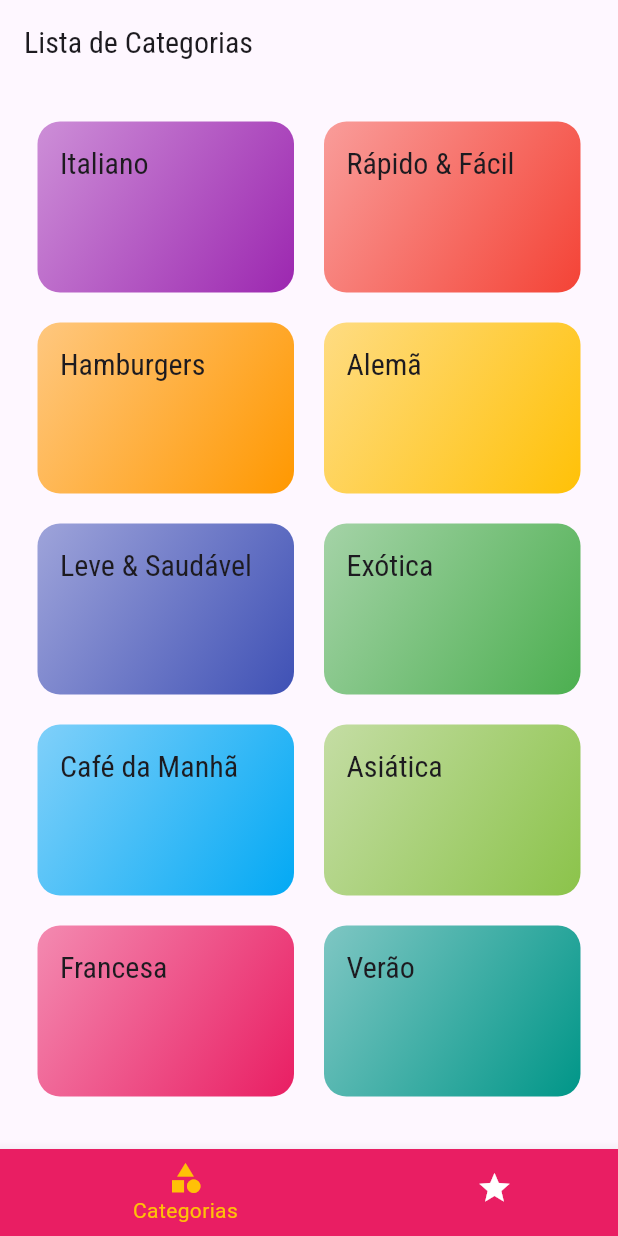
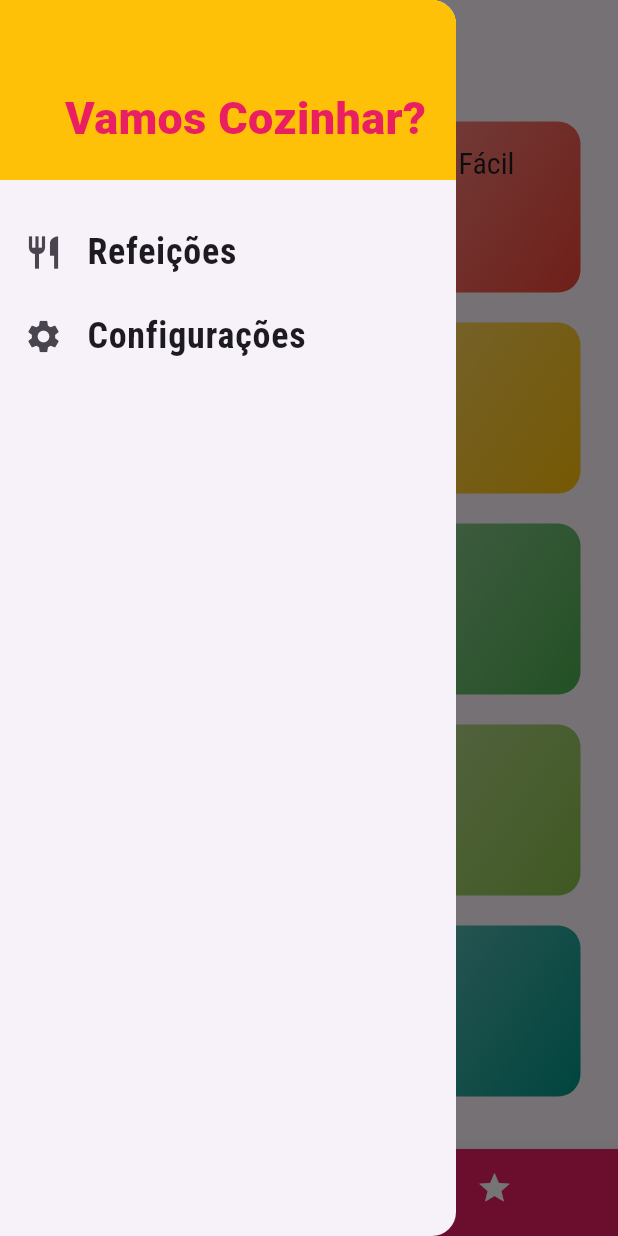
Before and after one commit to MoisesAlvarenga/flutter_meals, a Flutter app: the screen it shows after launch, with the side drawer open (before the commit the screen has no drawer), on a phone screen of 412 x 824 dp. Run offline on Flutter 3.47's test engine with Material 3 defaults, Android fonts, the phone set to English and light mode, and no system bars.

Commit message:
Foi criada a tela de configurações e um Drawer.

```diff
--- /dev/null
+++ b/lib/components/main_drawer.dart
@@ -0,0 +1,58 @@
+import 'package:flutter/material.dart';
+import 'package:flutter_meals/utils/app-routes.dart';
+
+class MainDrawer extends StatelessWidget {
+  const MainDrawer({super.key});
+
+  Widget _createItem(IconData icon, String label, void Function() onTap) {
+    return ListTile(
+      leading: Icon(
+        icon,
+        size: 26,
+      ),
+      title: Text(
+        label,
+        style: TextStyle(
+          fontFamily: 'RobotoCondensed',
+          fontSize: 24,
+          fontWeight: FontWeight.bold,
+        ),
+      ),
+      onTap: onTap,
+    );
+  }
+
+  @override
+  Widget build(BuildContext context) {
+    return Drawer(
+      child: Column(
+        children: [
+          Container(
+            height: 120,
+            width: double.infinity,
+            padding: EdgeInsets.all(20),
+            color: Theme.of(context).colorScheme.secondary,
+            alignment: Alignment.bottomRight,
+            child: Text(
+              'Vamos Cozinhar?',
+              style: TextStyle(
+                  fontWeight: FontWeight.w900,
+                  fontSize: 30,
+                  color: Theme.of(context).colorScheme.primary),
+            ),
+          ),
+          SizedBox(
+            height: 20,
+          ),
+          _createItem(Icons.restaurant, 'Refeições',
+              () => Navigator.of(context).pushNamed(AppRoutes.home)),
+          _createItem(
+            Icons.settings,
+            'Configurações',
+            () => Navigator.of(context).pushNamed(AppRoutes.settings),
+          )
+        ],
+      ),
+    );
+  }
+}
--- a/lib/main.dart
+++ b/lib/main.dart
@@ -1,6 +1,7 @@
 import 'package:flutter/material.dart';
 import 'package:flutter_meals/screens/meal_detail_screen.dart';
-import 'package:flutter_meals/screens/tabs_svreen.dart';
+import 'package:flutter_meals/screens/settings_screen.dart';
+import 'package:flutter_meals/screens/tabs_screen.dart';
 import 'screens/categories_screen.dart';
 import 'screens/categories_meals_screen.dart';
 import 'utils/app-routes.dart';
@@ -31,6 +32,7 @@ class MyApp extends StatelessWidget {
         AppRoutes.home: (ctx) => TabsScreen(),
         AppRoutes.categoriesMeals: (ctx) => CategoriesMealsScreen(),
         AppRoutes.mealDetail: (ctx) => MealDeetailScreen(),
+        AppRoutes.settings: (ctx) => SettingsScreen(),
       },
       onUnknownRoute: (settings) {
         return MaterialPageRoute(builder: (_) {
--- /dev/null
+++ b/lib/screens/settings_screen.dart
@@ -0,0 +1,18 @@
+import 'package:flutter/material.dart';
+
+class SettingsScreen extends StatelessWidget {
+  const SettingsScreen({super.key});
+
+  @override
+  Widget build(BuildContext context) {
+    return Container(
+        child: Scaffold(
+      appBar: AppBar(
+        title: const Text('Configurações'),
+      ),
+      body: const Center(
+        child: Text('Configurações'),
+      ),
+    ));
+  }
+}
--- a/lib/screens/tabs_svreen.dart
+++ b/lib/screens/tabs_screen.dart
@@ -1,4 +1,5 @@
 import 'package:flutter/material.dart';
+import 'package:flutter_meals/components/main_drawer.dart';
 import 'package:flutter_meals/screens/categories_screen.dart';
 import 'package:flutter_meals/screens/favorite_screen.dart';
 
@@ -34,6 +35,7 @@ class _TabsScreenState extends State<TabsScreen> {
           _screens[_selectedScreenIndex]['title'] as String,
         ),
       ),
+      drawer: MainDrawer(),
       body: _screens[_selectedScreenIndex]['screen']() as Widget,
       bottomNavigationBar: BottomNavigationBar(
         onTap: _selectScreen,
--- a/lib/utils/app-routes.dart
+++ b/lib/utils/app-routes.dart
@@ -2,4 +2,5 @@ class AppRoutes {
   static const home = '/';
   static const categoriesMeals = "/categories-meals";
   static const mealDetail = '/meal-detail';
+  static const settings = '/settings';
 }
```
